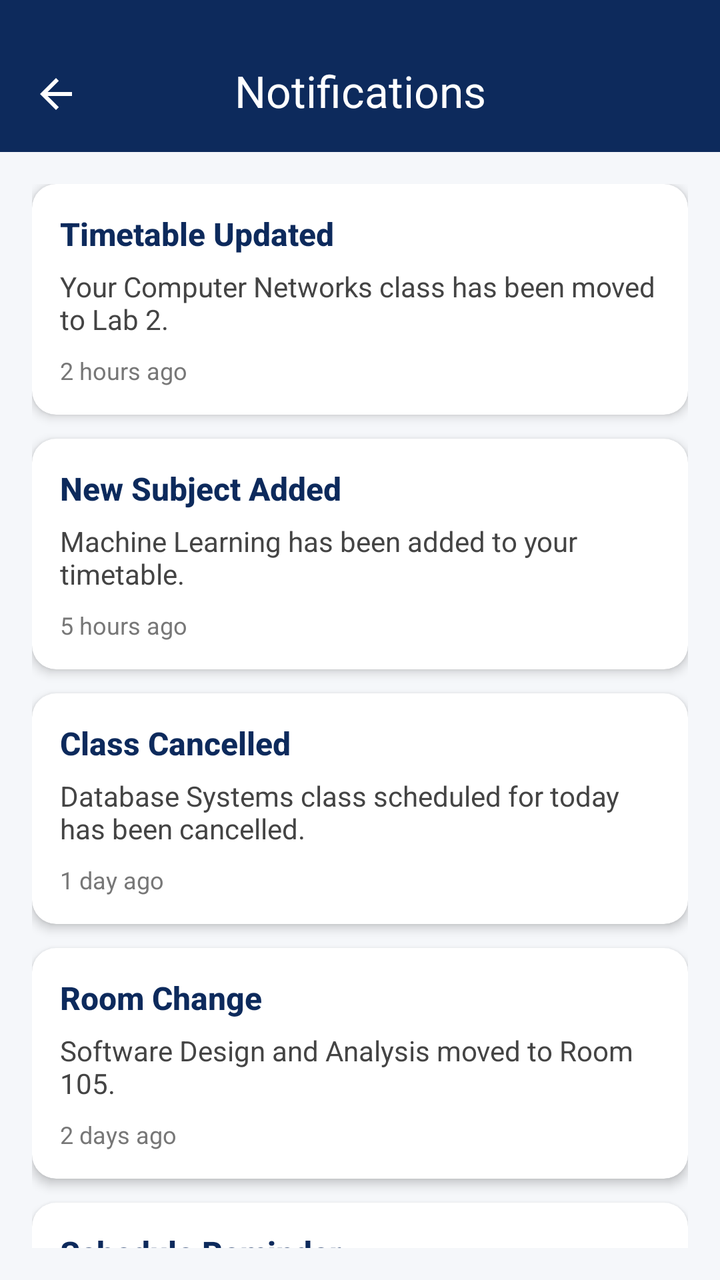
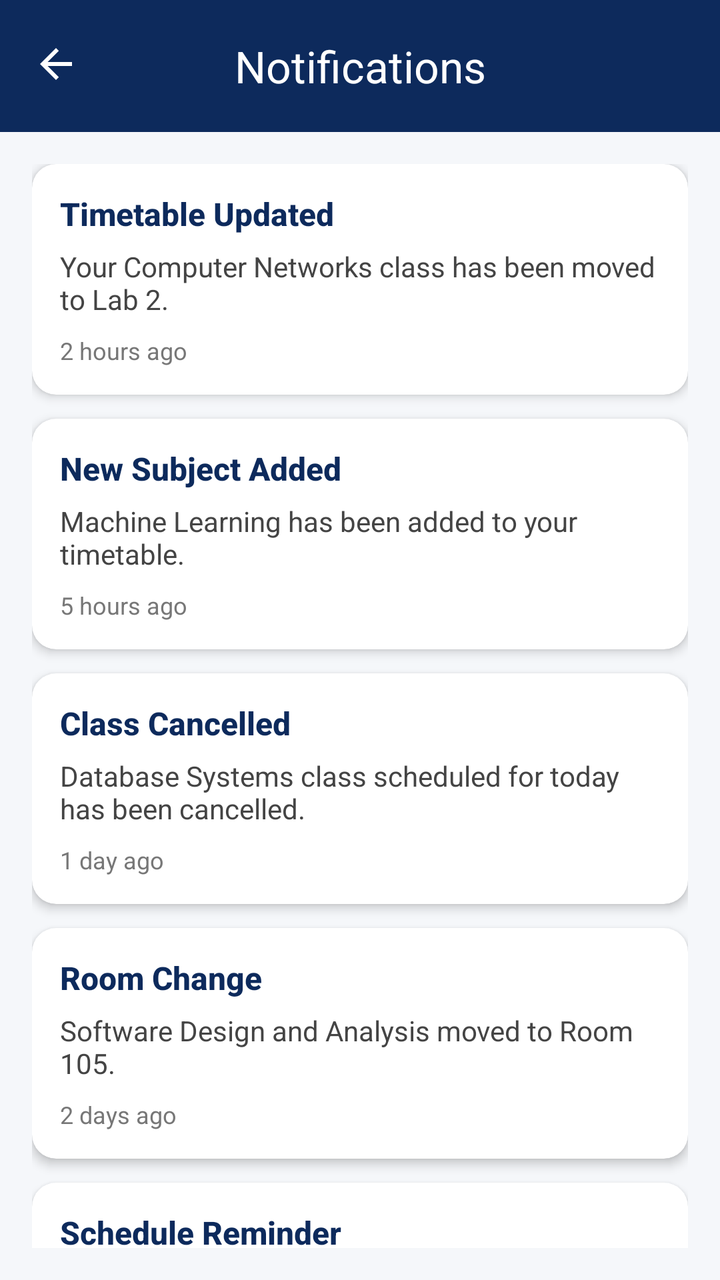

Screens rendered from an Android XML layout before and after an edit, with the pre-edit source and the edit as a unified diff.
<!-- AndroidManifest.xml: application theme Theme.FASTable -->
<!-- res/layout/activity_notification.xml -->
<?xml version="1.0" encoding="utf-8"?>
<androidx.constraintlayout.widget.ConstraintLayout
    xmlns:android="http://schemas.android.com/apk/res/android"
    xmlns:app="http://schemas.android.com/apk/res-auto"
    xmlns:tools="http://schemas.android.com/tools"
    android:layout_width="match_parent"
    android:layout_height="match_parent"
    android:background="#F5F7FA"
    tools:context=".Notification">

    
    <com.google.android.material.appbar.MaterialToolbar
        android:paddingTop="15sp"
        android:id="@+id/topAppBar"
        android:layout_width="0dp"
        android:layout_height="76dp"
        android:background="#0D2A5C"
        android:elevation="4dp"
        app:navigationIcon="@drawable/ic_arrow_back"
        app:title="Notifications"
        app:titleTextColor="@android:color/white"
        app:titleCentered="true"
        app:menu="@menu/top_app_bar_notification"
        app:layout_constraintTop_toTopOf="parent"
        app:layout_constraintStart_toStartOf="parent"
        app:layout_constraintEnd_toEndOf="parent" />

    
    <ScrollView
        android:id="@+id/scrollView"
        android:layout_width="0dp"
        android:layout_height="0dp"
        android:scrollbars="none"
        app:layout_constraintTop_toBottomOf="@id/topAppBar"
        app:layout_constraintBottom_toBottomOf="parent"
        app:layout_constraintStart_toStartOf="parent"
        app:layout_constraintEnd_toEndOf="parent"
        android:padding="16dp">

        <LinearLayout
            android:layout_width="match_parent"
            android:layout_height="wrap_content"
            android:orientation="vertical">

            
            <androidx.cardview.widget.CardView
                android:layout_width="match_parent"
                android:layout_height="wrap_content"
                android:layout_marginBottom="12dp"
                android:backgroundTint="#FFFFFF"
                app:cardCornerRadius="12dp"
                app:cardElevation="3dp">

                <LinearLayout
                    android:layout_width="match_parent"
                    android:layout_height="wrap_content"
                    android:orientation="vertical"
                    android:padding="14dp">

                    <TextView
                        android:layout_width="wrap_content"
                        android:layout_height="wrap_content"
                        android:text="Timetable Updated"
                        android:textColor="#0D2A5C"
                        android:textSize="16sp"
                        android:textStyle="bold"
                        android:fontFamily="sans-serif-medium" />

                    <TextView
                        android:layout_width="wrap_content"
                        android:layout_height="wrap_content"
                        android:layout_marginTop="6dp"
                        android:text="Your Computer Networks class has been moved to Lab 2."
                        android:textColor="#444"
                        android:textSize="14sp" />

                    <TextView
                        android:layout_width="wrap_content"
                        android:layout_height="wrap_content"
                        android:layout_marginTop="8dp"
                        android:text="2 hours ago"
                        android:textColor="#777"
                        android:textSize="12sp" />
                </LinearLayout>
            </androidx.cardview.widget.CardView>

            
            <androidx.cardview.widget.CardView
                android:layout_width="match_parent"
                android:layout_height="wrap_content"
                android:layout_marginBottom="12dp"
                android:backgroundTint="#FFFFFF"
                app:cardCornerRadius="12dp"
                app:cardElevation="3dp">

                <LinearLayout
                    android:layout_width="match_parent"
                    android:layout_height="wrap_content"
                    android:orientation="vertical"
                    android:padding="14dp">

                    <TextView
                        android:layout_width="wrap_content"
                        android:layout_height="wrap_content"
                        android:text="New Subject Added"
                        android:textColor="#0D2A5C"
                        android:textSize="16sp"
                        android:textStyle="bold"
                        android:fontFamily="sans-serif-medium" />

                    <TextView
                        android:layout_width="wrap_content"
                        android:layout_height="wrap_content"
                        android:layout_marginTop="6dp"
                        android:text="Machine Learning has been added to your timetable."
                        android:textColor="#444"
                        android:textSize="14sp" />

                    <TextView
                        android:layout_width="wrap_content"
                        android:layout_height="wrap_content"
                        android:layout_marginTop="8dp"
                        android:text="5 hours ago"
                        android:textColor="#777"
                        android:textSize="12sp" />
                </LinearLayout>
            </androidx.cardview.widget.CardView>

            
            <androidx.cardview.widget.CardView
                android:layout_width="match_parent"
                android:layout_height="wrap_content"
                android:layout_marginBottom="12dp"
                android:backgroundTint="#FFFFFF"
                app:cardCornerRadius="12dp"
                app:cardElevation="3dp">

                <LinearLayout
                    android:layout_width="match_parent"
                    android:layout_height="wrap_content"
                    android:orientation="vertical"
                    android:padding="14dp">

                    <TextView
                        android:layout_width="wrap_content"
                        android:layout_height="wrap_content"
                        android:text="Class Cancelled"
                        android:textColor="#0D2A5C"
                        android:textSize="16sp"
                        android:textStyle="bold"
                        android:fontFamily="sans-serif-medium" />

                    <TextView
                        android:layout_width="wrap_content"
                        android:layout_height="wrap_content"
                        android:layout_marginTop="6dp"
                        android:text="Database Systems class scheduled for today has been cancelled."
                        android:textColor="#444"
                        android:textSize="14sp" />

                    <TextView
                        android:layout_width="wrap_content"
                        android:layout_height="wrap_content"
                        android:layout_marginTop="8dp"
                        android:text="1 day ago"
                        android:textColor="#777"
                        android:textSize="12sp" />
                </LinearLayout>
            </androidx.cardview.widget.CardView>

            
            <androidx.cardview.widget.CardView
                android:layout_width="match_parent"
                android:layout_height="wrap_content"
                android:layout_marginBottom="12dp"
                android:backgroundTint="#FFFFFF"
                app:cardCornerRadius="12dp"
                app:cardElevation="3dp">

                <LinearLayout
                    android:layout_width="match_parent"
                    android:layout_height="wrap_content"
                    android:orientation="vertical"
                    android:padding="14dp">

                    <TextView
                        android:layout_width="wrap_content"
                        android:layout_height="wrap_content"
                        android:text="Room Change"
                        android:textColor="#0D2A5C"
                        android:textSize="16sp"
                        android:textStyle="bold"
                        android:fontFamily="sans-serif-medium" />

                    <TextView
                        android:layout_width="wrap_content"
                        android:layout_height="wrap_content"
                        android:layout_marginTop="6dp"
                        android:text="Software Design and Analysis moved to Room 105."
                        android:textColor="#444"
                        android:textSize="14sp" />

                    <TextView
                        android:layout_width="wrap_content"
                        android:layout_height="wrap_content"
                        android:layout_marginTop="8dp"
                        android:text="2 days ago"
                        android:textColor="#777"
                        android:textSize="12sp" />
                </LinearLayout>
            </androidx.cardview.widget.CardView>

            
            <androidx.cardview.widget.CardView
                android:layout_width="match_parent"
                android:layout_height="wrap_content"
                android:layout_marginBottom="12dp"
                android:backgroundTint="#FFFFFF"
                app:cardCornerRadius="12dp"
                app:cardElevation="3dp">

                <LinearLayout
                    android:layout_width="match_parent"
                    android:layout_height="wrap_content"
                    android:orientation="vertical"
                    android:padding="14dp">

                    <TextView
                        android:layout_width="wrap_content"
                        android:layout_height="wrap_content"
                        android:text="Schedule Reminder"
                        android:textColor="#0D2A5C"
                        android:textSize="16sp"
                        android:textStyle="bold"
                        android:fontFamily="sans-serif-medium" />

                    <TextView
                        android:layout_width="wrap_content"
                        android:layout_height="wrap_content"
                        android:layout_marginTop="6dp"
                        android:text="Don't forget about your Web Development lab tomorrow at 11 AM."
                        android:textColor="#444"
                        android:textSize="14sp" />

                    <TextView
                        android:layout_width="wrap_content"
                        android:layout_height="wrap_content"
                        android:layout_marginTop="8dp"
                        android:text="3 days ago"
                        android:textColor="#777"
                        android:textSize="12sp" />
                </LinearLayout>
            </androidx.cardview.widget.CardView>

        </LinearLayout>
    </ScrollView>

</androidx.constraintlayout.widget.ConstraintLayout>
<!-- resources referenced by this layout -->
<resources>
  <!-- drawable ic_arrow_back (drawable) -->
  <vector xmlns:android="http://schemas.android.com/apk/res/android"
      android:width="24dp"
      android:height="24dp"
      android:viewportWidth="24"
      android:viewportHeight="24">
      <path
          android:fillColor="#FFFFFFFF"
          android:pathData="M20,11H7.83l5.59-5.59L12,4l-8,8 8,8 1.41-1.41L7.83,13H20v-2z" />
  </vector>
  <style name="Theme.FASTable" parent="Base.Theme.FASTable" />
  <style name="Base.Theme.FASTable" parent="Theme.Material3.DayNight.NoActionBar">
          
          
      </style>
</resources>

<!-- the commit's change to res/layout/activity_notification.xml (unified diff, before → after) -->
@@ -10,10 +10,9 @@
 
     
     <com.google.android.material.appbar.MaterialToolbar
-        android:paddingTop="15sp"
         android:id="@+id/topAppBar"
         android:layout_width="0dp"
-        android:layout_height="76dp"
+        android:layout_height="66dp"
         android:background="#0D2A5C"
         android:elevation="4dp"
         app:navigationIcon="@drawable/ic_arrow_back"
